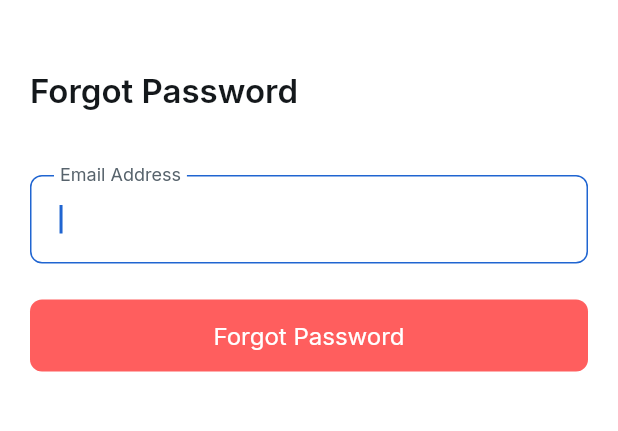
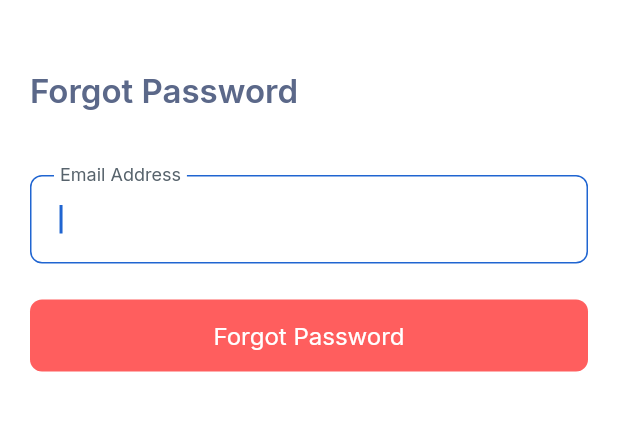
Before and after one commit to VishalSorani1/Clockies_App, a Flutter app: the ForgotPasswordScreenWidget screen opened by its route, on a phone screen of 412 x 824 dp, the part 200-631 px from its top. Run offline on Flutter 3.47's test engine with Material 3 defaults, Android fonts, the phone set to English and light mode, and no system bars; drawn by our look-alikes of auto_size_text; our stand-ins replace data_table_2, easy_debounce, equatable, font_awesome_flutter, from_css_color, go_router and 6 more; missing offline and left inert: json_path, mime_type; accounts and stored records are empty; key blocks and very long unbroken strings in the code were emptied for the run.

Commit message:
Text Changed

```diff
--- a/lib/auth/forgot_password_screen/forgot_password_screen_widget.dart
+++ b/lib/auth/forgot_password_screen/forgot_password_screen_widget.dart
@@ -146,7 +146,7 @@ class _ForgotPasswordScreenWidgetState
                               hintStyle: FlutterFlowTheme.of(context)
                                   .labelMedium
                                   .override(
-                                    fontFamily: 'Jost',
+                                    fontFamily: 'Inter',
                                     color: const Color(0xFFC4CDD5),
                                     letterSpacing: 0.0,
                                   ),
--- a/lib/auth/login_screen/login_screen_widget.dart
+++ b/lib/auth/login_screen/login_screen_widget.dart
@@ -152,7 +152,7 @@ class _LoginScreenWidgetState extends State<LoginScreenWidget> {
                                 hintStyle: FlutterFlowTheme.of(context)
                                     .labelMedium
                                     .override(
-                                      fontFamily: 'Jost',
+                                      fontFamily: 'Inter',
                                       letterSpacing: 0.0,
                                     ),
                                 enabledBorder: OutlineInputBorder(
@@ -258,7 +258,7 @@ class _LoginScreenWidgetState extends State<LoginScreenWidget> {
                               hintStyle: FlutterFlowTheme.of(context)
                                   .labelMedium
                                   .override(
-                                    fontFamily: 'Jost',
+                                    fontFamily: 'Inter',
                                     color: const Color(0xFFC4CDD5),
                                     letterSpacing: 0.0,
                                   ),
--- a/lib/components/add_project_dialog/add_project_dialog_model.dart
+++ b/lib/components/add_project_dialog/add_project_dialog_model.dart
@@ -100,7 +100,7 @@ class AddProjectDialogModel extends FlutterFlowModel<AddProjectDialogWidget> {
               r'''$.message''',
             ).toString().toString(),
             style: FlutterFlowTheme.of(context).titleMedium.override(
-                  fontFamily: 'Jost',
+                  fontFamily: 'Inter',
                   color: FlutterFlowTheme.of(context).secondaryBackground,
                   fontSize: 16.0,
                   letterSpacing: 0.0,
@@ -121,7 +121,7 @@ class AddProjectDialogModel extends FlutterFlowModel<AddProjectDialogWidget> {
               r'''$.message''',
             ).toString().toString(),
             style: FlutterFlowTheme.of(context).titleMedium.override(
-                  fontFamily: 'Jost',
+                  fontFamily: 'Inter',
                   color: FlutterFlowTheme.of(context).secondaryBackground,
                   fontSize: 16.0,
                   letterSpacing: 0.0,
--- a/lib/components/task_tile/task_tile_widget.dart
+++ b/lib/components/task_tile/task_tile_widget.dart
@@ -58,7 +58,7 @@ class _TaskTileWidgetState extends State<TaskTileWidget> {
                 widget.myTaskDetail!.taskName,
                 maxLines: 2,
                 style: FlutterFlowTheme.of(context).titleMedium.override(
-                      fontFamily: 'Jost',
+                      fontFamily: 'Inter',
                       color: FlutterFlowTheme.of(context).textGreyColor,
                       fontSize: 14.0,
                       letterSpacing: 0.0,
--- a/lib/flutter_flow/flutter_flow_theme.dart
+++ b/lib/flutter_flow/flutter_flow_theme.dart
@@ -191,107 +191,107 @@ class ThemeTypography extends Typography {
 
   final FlutterFlowTheme theme;
 
-  String get displayLargeFamily => 'Jost';
+  String get displayLargeFamily => 'Inter';
   TextStyle get displayLarge => GoogleFonts.getFont(
-        'Jost',
+        'Inter',
         color: theme.primaryText,
         fontWeight: FontWeight.normal,
         fontSize: 64.0,
       );
-  String get displayMediumFamily => 'Jost';
+  String get displayMediumFamily => 'Inter';
   TextStyle get displayMedium => GoogleFonts.getFont(
-        'Jost',
+        'Inter',
         color: theme.primaryText,
         fontWeight: FontWeight.normal,
         fontSize: 44.0,
       );
-  String get displaySmallFamily => 'Jost';
+  String get displaySmallFamily => 'Inter';
   TextStyle get displaySmall => GoogleFonts.getFont(
-        'Jost',
+        'Inter',
         color: theme.primaryText,
         fontWeight: FontWeight.w600,
         fontSize: 36.0,
       );
-  String get headlineLargeFamily => 'Jost';
+  String get headlineLargeFamily => 'Inter';
   TextStyle get headlineLarge => GoogleFonts.getFont(
-        'Jost',
+        'Inter',
         color: theme.primaryText,
         fontWeight: FontWeight.w600,
         fontSize: 32.0,
       );
-  String get headlineMediumFamily => 'Jost';
+  String get headlineMediumFamily => 'Inter';
   TextStyle get headlineMedium => GoogleFonts.getFont(
-        'Jost',
+        'Inter',
         color: theme.primaryText,
         fontWeight: FontWeight.normal,
         fontSize: 24.0,
       );
-  String get headlineSmallFamily => 'Jost';
+  String get headlineSmallFamily => 'Inter';
   TextStyle get headlineSmall => GoogleFonts.getFont(
-        'Jost',
+        'Inter',
         color: theme.primaryText,
         fontWeight: FontWeight.w500,
         fontSize: 24.0,
       );
-  String get titleLargeFamily => 'Jost';
+  String get titleLargeFamily => 'Inter';
   TextStyle get titleLarge => GoogleFonts.getFont(
-        'Jost',
-        color: theme.primaryText,
+        'Inter',
+        color: theme.textGreyColor,
         fontWeight: FontWeight.w500,
         fontSize: 22.0,
       );
-  String get titleMediumFamily => 'Jost';
+  String get titleMediumFamily => 'Inter';
   TextStyle get titleMedium => GoogleFonts.getFont(
-        'Jost',
-        color: theme.primaryText,
+        'Inter',
+        color: theme.textGreyColor,
         fontWeight: FontWeight.normal,
         fontSize: 20.0,
       );
-  String get titleSmallFamily => 'Jost';
+  String get titleSmallFamily => 'Inter';
   TextStyle get titleSmall => GoogleFonts.getFont(
-        'Jost',
-        color: theme.secondaryText,
+        'Inter',
+        color: theme.textGreyColor,
         fontWeight: FontWeight.normal,
         fontSize: 16.0,
       );
-  String get labelLargeFamily => 'Jost';
+  String get labelLargeFamily => 'Inter';
   TextStyle get labelLarge => GoogleFonts.getFont(
-        'Jost',
-        color: theme.secondaryText,
+        'Inter',
+        color: theme.textGreyColor,
         fontWeight: FontWeight.normal,
         fontSize: 16.0,
       );
-  String get labelMediumFamily => 'Jost';
+  String get labelMediumFamily => 'Inter';
   TextStyle get labelMedium => GoogleFonts.getFont(
-        'Jost',
+        'Inter',
         color: theme.secondaryText,
         fontWeight: FontWeight.normal,
         fontSize: 14.0,
       );
-  String get labelSmallFamily => 'Jost';
+  String get labelSmallFamily => 'Inter';
   TextStyle get labelSmall => GoogleFonts.getFont(
-        'Jost',
+        'Inter',
         color: theme.secondaryText,
         fontWeight: FontWeight.normal,
         fontSize: 12.0,
       );
-  String get bodyLargeFamily => 'Jost';
+  String get bodyLargeFamily => 'Inter';
   TextStyle get bodyLarge => GoogleFonts.getFont(
-        'Jost',
-        color: theme.primaryText,
+        'Inter',
+        color: theme.textGreyColor,
         fontWeight: FontWeight.normal,
         fontSize: 16.0,
       );
-  String get bodyMediumFamily => 'Jost';
+  String get bodyMediumFamily => 'Inter';
   TextStyle get bodyMedium => GoogleFonts.getFont(
-        'Jost',
-        color: theme.primaryText,
+        'Inter',
+        color: theme.textGreyColor,
         fontWeight: FontWeight.normal,
         fontSize: 14.0,
       );
-  String get bodySmallFamily => 'Jost';
+  String get bodySmallFamily => 'Inter';
   TextStyle get bodySmall => GoogleFonts.getFont(
-        'Jost',
+        'Inter',
         color: theme.primaryText,
         fontWeight: FontWeight.normal,
         fontSize: 12.0,
--- a/lib/pages/my_task_screen/my_task_screen_widget.dart
+++ b/lib/pages/my_task_screen/my_task_screen_widget.dart
@@ -218,7 +218,7 @@ class _MyTaskScreenWidgetState extends State<MyTaskScreenWidget> {
                                   style: FlutterFlowTheme.of(context)
                                       .titleMedium
                                       .override(
-                                        fontFamily: 'Jost',
+                                        fontFamily: 'Inter',
                                         fontSize: 14.0,
                                         letterSpacing: 0.0,
                                         fontWeight: FontWeight.w500,
@@ -279,7 +279,7 @@ class _MyTaskScreenWidgetState extends State<MyTaskScreenWidget> {
                                     textStyle: FlutterFlowTheme.of(context)
                                         .titleMedium
                                         .override(
-                                          fontFamily: 'Jost',
+                                          fontFamily: 'Inter',
                                           fontSize: 14.0,
                                           letterSpacing: 0.0,
                                         ),
@@ -315,7 +315,7 @@ class _MyTaskScreenWidgetState extends State<MyTaskScreenWidget> {
                           _model.projectListDropDownValue!,
                           style:
                               FlutterFlowTheme.of(context).titleMedium.override(
-                                    fontFamily: 'Jost',
+                                    fontFamily: 'Inter',
                                     letterSpacing: 0.0,
                                     fontWeight: FontWeight.w500,
                                   ),
```
Also changed, not shown: lib/components/add_project_dialog/add_project_dialog_widget.dart (+4 -4 lines), lib/components/add_task_component/add_task_component_widget.dart (+11 -11 lines), lib/components/custom_drawer_component/custom_drawer_component_widget.dart (+5 -5 lines), lib/components/dashboard_time_line_component/dashboard_time_line_component_widget.dart (+4 -4 lines), lib/pages/add_task_screen/add_task_screen_widget.dart (+59 -68 lines), lib/pages/home_page/home_page_widget.dart (+3 -4 lines), lib/pages/project_detail_screen/project_detail_screen_widget.dart (+12 -12 lines), lib/pages/project_screen/project_screen_widget.dart (+13 -13 lines).
